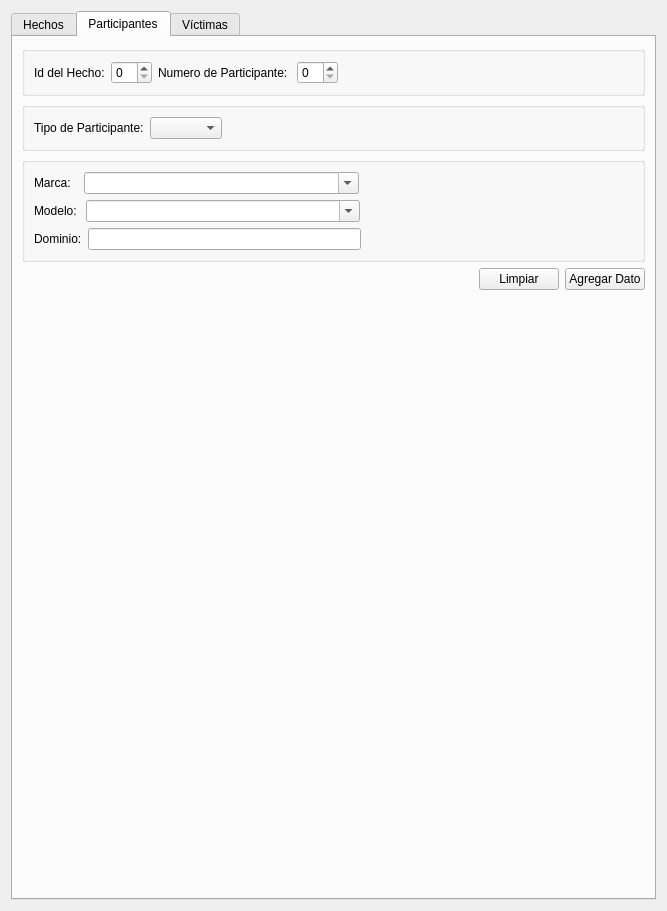
This is designer/gui_feu.ui in IvanBodnar/feu as Qt 5 draws it before an edit. The edited form follows.
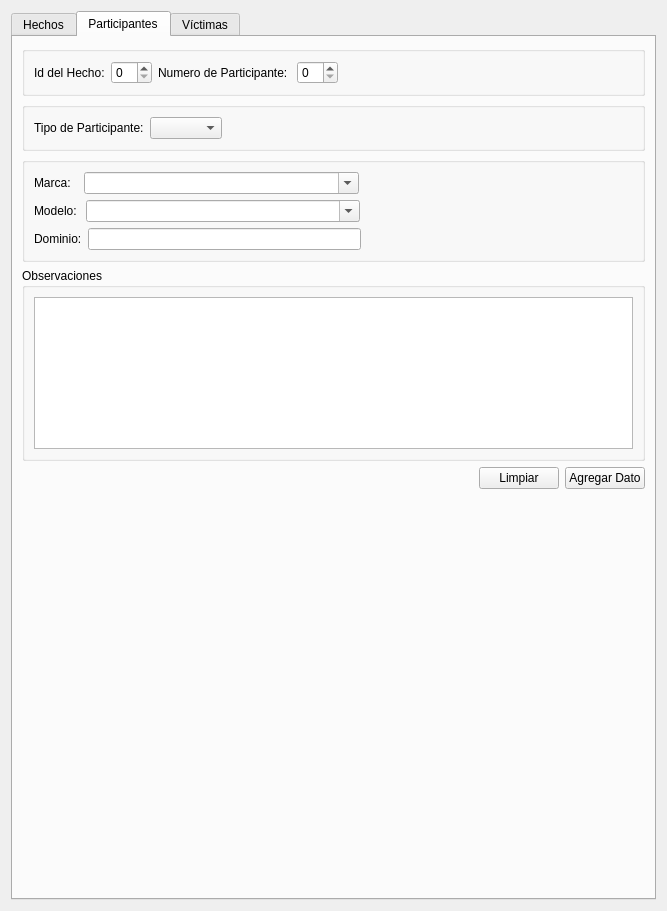
This is the edited form. The open tabs and pages were chosen to show the change.

Commit message: Agregado observaciones en part y vic

```diff
--- a/designer/gui_feu.ui
+++ b/designer/gui_feu.ui
@@ -920,6 +920,24 @@
          </layout>
         </widget>
        </item>
+       <item>
+        <widget class="QGroupBox" name="groupBox_13">
+         <property name="sizePolicy">
+          <sizepolicy hsizetype="Preferred" vsizetype="Maximum">
+           <horstretch>0</horstretch>
+           <verstretch>0</verstretch>
+          </sizepolicy>
+         </property>
+         <property name="title">
+          <string>Observaciones</string>
+         </property>
+         <layout class="QHBoxLayout" name="horizontalLayout_25">
+          <item>
+           <widget class="QPlainTextEdit" name="observacionesPart_plainTextEdit"/>
+          </item>
+         </layout>
+        </widget>
+       </item>
        <item>
         <layout class="QHBoxLayout" name="horizontalLayout_8">
          <item>
@@ -956,10 +974,13 @@
          <property name="orientation">
           <enum>Qt::Vertical</enum>
          </property>
+         <property name="sizeType">
+          <enum>QSizePolicy::Minimum</enum>
+         </property>
          <property name="sizeHint" stdset="0">
           <size>
            <width>20</width>
-           <height>40</height>
+           <height>400</height>
           </size>
          </property>
         </spacer>
```
Left out of the diff: 20 changed lines with no effect on the pictures. The commit also changes 4 other files.
